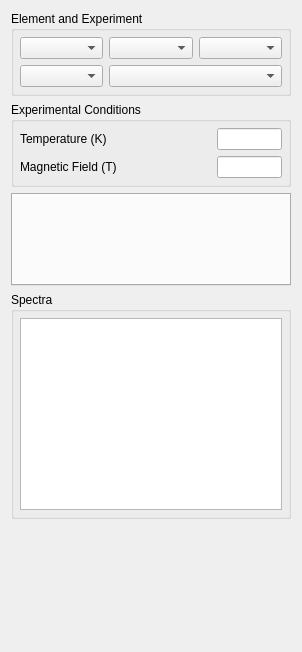
This is crispy/quanty/uis/general.ui in mretegan/crispy as Qt 5 draws it before an edit. The edited form follows.
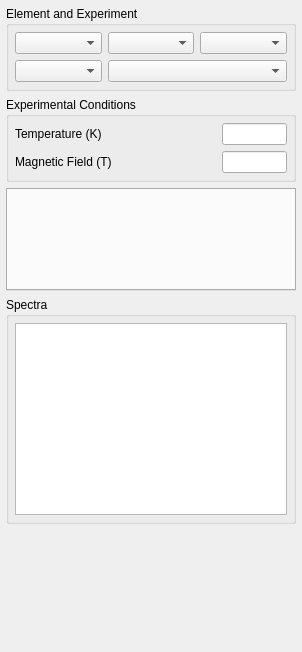
This is the edited form. Custom widgets are drawn as their Qt base class.

The edit to the form file:
```diff
--- a/crispy/quanty/uis/general.ui
+++ b/crispy/quanty/uis/general.ui
@@ -14,6 +14,18 @@
    <string>Form</string>
   </property>
   <layout class="QVBoxLayout" name="verticalLayout_2">
+   <property name="leftMargin">
+    <number>6</number>
+   </property>
+   <property name="topMargin">
+    <number>6</number>
+   </property>
+   <property name="rightMargin">
+    <number>6</number>
+   </property>
+   <property name="bottomMargin">
+    <number>6</number>
+   </property>
    <item>
     <widget class="QGroupBox" name="elementAndExperimentGroupBox">
      <property name="minimumSize">
@@ -38,7 +50,7 @@
       <property name="bottomMargin">
        <number>6</number>
       </property>
-      <property name="verticalSpacing">
+      <property name="horizontalSpacing">
        <number>6</number>
       </property>
       <item row="0" column="2">
```
